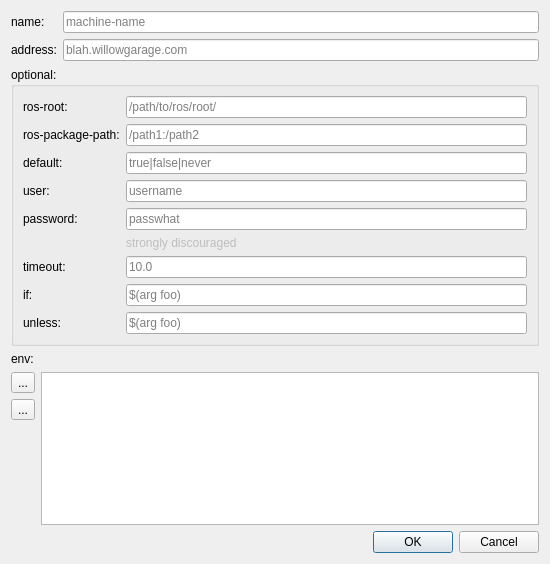
Before: the Qt Designer form rxDev/src/tagItems/machineEdit.ui in songxuchao/rxdeveloper-ros-pkg, drawn with Qt 5.
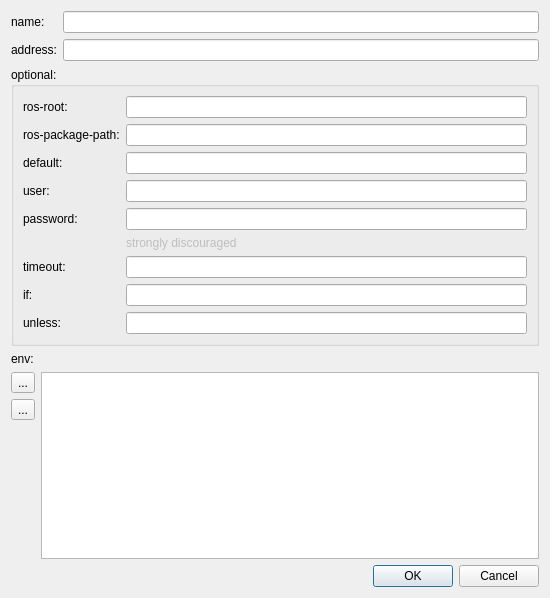
After: the same form once the commit is applied. Icons and pictures are not drawn.

What changed in the file:
```diff
--- a/rxDev/src/tagItems/machineEdit.ui
+++ b/rxDev/src/tagItems/machineEdit.ui
@@ -7,7 +7,7 @@
     <x>0</x>
     <y>0</y>
     <width>550</width>
-    <height>564</height>
+    <height>598</height>
    </rect>
   </property>
   <property name="windowTitle">
@@ -32,9 +32,12 @@
      </item>
      <item row="1" column="1">
       <widget class="QLineEdit" name="lineEdit_name">
-       <property name="placeholderText">
+       <property name="toolTip">
         <string>machine-name</string>
        </property>
+       <property name="placeholderText">
+        <string/>
+       </property>
       </widget>
      </item>
      <item row="2" column="0">
@@ -46,9 +49,12 @@
      </item>
      <item row="2" column="1">
       <widget class="QLineEdit" name="lineEdit_address">
-       <property name="placeholderText">
+       <property name="toolTip">
         <string>blah.willowgarage.com</string>
        </property>
+       <property name="placeholderText">
+        <string/>
+       </property>
       </widget>
      </item>
     </layout>
@@ -71,9 +77,12 @@
       </item>
       <item row="2" column="1">
        <widget class="QLineEdit" name="lineEdit_ros_root">
-        <property name="placeholderText">
+        <property name="toolTip">
          <string>/path/to/ros/root/</string>
         </property>
+        <property name="placeholderText">
+         <string/>
+        </property>
        </widget>
       </item>
       <item row="3" column="0">
@@ -85,9 +94,12 @@
       </item>
       <item row="3" column="1">
        <widget class="QLineEdit" name="lineEdit_ros_package_path">
-        <property name="placeholderText">
+        <property name="toolTip">
          <string>/path1:/path2</string>
         </property>
+        <property name="placeholderText">
+         <string/>
+        </property>
        </widget>
       </item>
       <item row="4" column="0">
@@ -99,9 +111,12 @@
       </item>
       <item row="4" column="1">
        <widget class="QLineEdit" name="lineEdit_default">
-        <property name="placeholderText">
+        <property name="toolTip">
          <string>true|false|never</string>
         </property>
+        <property name="placeholderText">
+         <string/>
+        </property>
        </widget>
       </item>
       <item row="5" column="0">
@@ -113,9 +128,12 @@
       </item>
       <item row="5" column="1">
        <widget class="QLineEdit" name="lineEdit_user">
-        <property name="placeholderText">
+        <property name="toolTip">
          <string>username</string>
         </property>
+        <property name="placeholderText">
+         <string/>
+        </property>
        </widget>
       </item>
       <item row="6" column="0">
@@ -127,9 +145,12 @@
       </item>
       <item row="6" column="1">
        <widget class="QLineEdit" name="lineEdit_password">
-        <property name="placeholderText">
+        <property name="toolTip">
          <string>passwhat</string>
         </property>
+        <property name="placeholderText">
+         <string/>
+        </property>
        </widget>
       </item>
       <item row="7" column="1">
@@ -151,9 +172,12 @@
       </item>
       <item row="8" column="1">
        <widget class="QLineEdit" name="lineEdit_timeout">
-        <property name="placeholderText">
+        <property name="toolTip">
          <string>10.0</string>
         </property>
+        <property name="placeholderText">
+         <string/>
+        </property>
        </widget>
       </item>
       <item row="9" column="0">
@@ -165,9 +189,12 @@
       </item>
       <item row="9" column="1">
        <widget class="QLineEdit" name="lineEdit_if">
-        <property name="placeholderText">
+        <property name="toolTip">
          <string>$(arg foo)</string>
         </property>
+        <property name="placeholderText">
+         <string/>
+        </property>
        </widget>
       </item>
       <item row="10" column="0">
@@ -179,9 +206,12 @@
       </item>
       <item row="10" column="1">
        <widget class="QLineEdit" name="lineEdit_unless">
-        <property name="placeholderText">
+        <property name="toolTip">
          <string>$(arg foo)</string>
         </property>
+        <property name="placeholderText">
+         <string/>
+        </property>
        </widget>
       </item>
      </layout>
```
